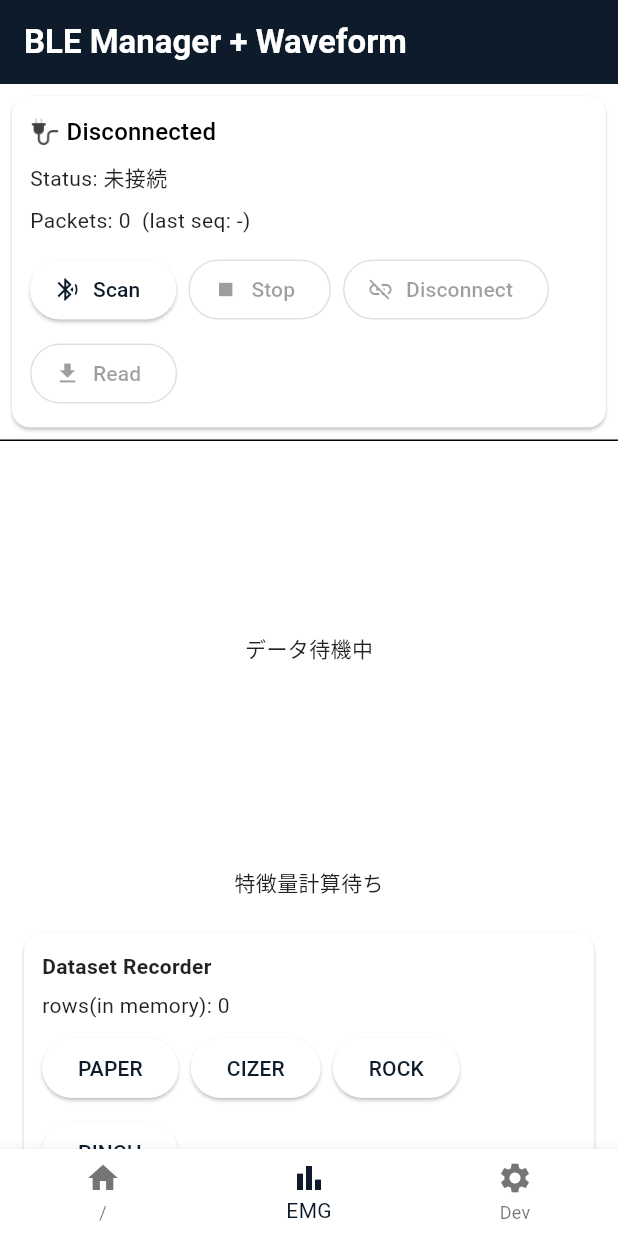
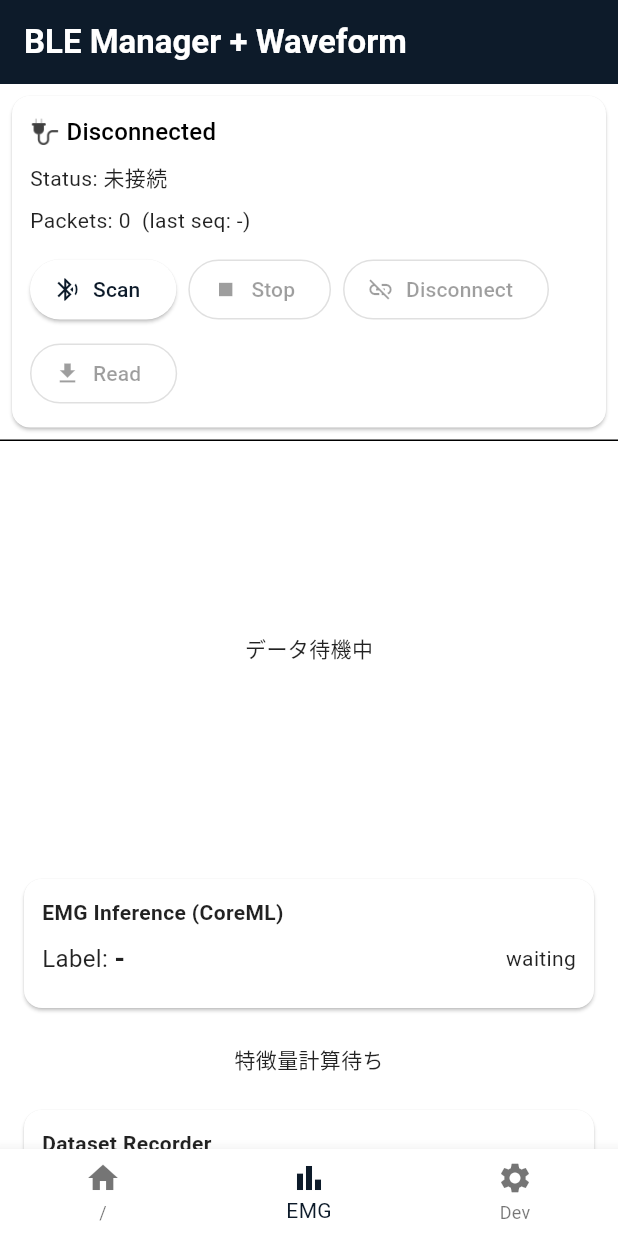
Before and after one commit to sotta-tis/emg-mobile-analyzer, a Flutter app: the screen it shows after launch, item 2 of the bottom bar chosen, on a phone screen of 412 x 824 dp. Run offline on Flutter 3.47's test engine with Material 3 defaults, Android fonts, the phone set to English and light mode, and no system bars; our stand-ins replace fl_chart, flutter_blue_plus, flutter_riverpod, go_router, share_plus; missing offline and left inert: dart:ffi.

Commit message:
:hammer: 推論を実装

```diff
--- a/lib/screens/dev_screen.dart
+++ b/lib/screens/dev_screen.dart
@@ -3,6 +3,7 @@ import 'package:flutter_riverpod/flutter_riverpod.dart';
 import 'package:emg_mobile_analyzer/widgets/dev/ffi_sample.dart';
 import 'package:emg_mobile_analyzer/widgets/dev/model_load.dart';
 import 'package:emg_mobile_analyzer/widgets/dev/demo_dataset_inference.dart';
+import 'package:emg_mobile_analyzer/widgets/dev/demo_train.dart';
 
 class DevScreen extends ConsumerStatefulWidget {
   const DevScreen({super.key});
@@ -25,6 +26,9 @@ class _DevScreenState extends ConsumerState<DevScreen> {
             const ModelLoadTestWidget(),
 
             const SizedBox(height: 12),
+
+            // データセット学習テスト
+            const DemoTrainCard(),
 
             const SizedBox(height: 12),
 
--- a/lib/screens/emg_screen.dart
+++ b/lib/screens/emg_screen.dart
@@ -13,6 +13,7 @@ import 'package:emg_mobile_analyzer/widgets/emg_wave_form_chart.dart';
 import 'package:emg_mobile_analyzer/widgets/ble_manager_panel.dart';
 import 'package:emg_mobile_analyzer/widgets/emg_features_panel.dart';
 import 'package:emg_mobile_analyzer/widgets/emg_label_record_panel.dart';
+import 'package:emg_mobile_analyzer/widgets/emg_realtime_inference_panel.dart';
 
 class EmgScreen extends ConsumerStatefulWidget {
   const EmgScreen({super.key});
@@ -95,6 +96,12 @@ class _EmgScreenState extends ConsumerState<EmgScreen> {
               ),
             ),
           ),
+          SliverToBoxAdapter(
+            child: Padding(
+              padding: const EdgeInsets.all(8.0),
+              child: EmgRealtimeInferencePanel(),
+            ),
+          ),
 
           // 特徴量パネル
           SliverToBoxAdapter(
--- /dev/null
+++ b/lib/widgets/emg_realtime_inference_panel.dart
@@ -0,0 +1,168 @@
+import 'dart:async';
+import 'package:flutter/material.dart';
+import 'package:flutter_riverpod/flutter_riverpod.dart';
+import 'package:flutter/services.dart';
+
+import 'package:emg_mobile_analyzer/ble_providers.dart';
+import 'package:emg_mobile_analyzer/services/ble_service.dart';
+import 'package:emg_mobile_analyzer/services/emg_window_buffer.dart';
+import 'package:emg_mobile_analyzer/services/emg_feature_extractor.dart';
+import 'package:emg_mobile_analyzer/services/emg_ml_service.dart';
+import 'package:emg_mobile_analyzer/emg_normalizer_const.dart';
+import 'package:emg_mobile_analyzer/emg_prediction.dart';
+
+final emgMlServiceProvider = Provider<EmgMlService>((ref) {
+  return EmgMlService();
+});
+
+class EmgRealtimeInferencePanel extends ConsumerStatefulWidget {
+  const EmgRealtimeInferencePanel({
+    super.key,
+    this.labels = const ['paper', 'cizer', 'rock', 'pinch'],
+  });
+
+  final List<String> labels;
+
+  @override
+  ConsumerState<EmgRealtimeInferencePanel> createState() =>
+      _EmgRealtimeInferencePanelState();
+}
+
+class _EmgRealtimeInferencePanelState
+    extends ConsumerState<EmgRealtimeInferencePanel> {
+  late final EmgWindowBuffer _buffer;
+  StreamSubscription<BleDataPacket>? _sub;
+
+  EmgPrediction? _latest;
+  bool _busy = false;
+  String _status = 'waiting';
+
+  @override
+  void initState() {
+    super.initState();
+
+    _buffer = EmgWindowBuffer(windowSize: 150, hopSize: 50);
+
+    final ble = ref.read(bleServiceProvider);
+    final ml = ref.read(emgMlServiceProvider);
+
+    _sub = ble.packetStream.listen((pkt) async {
+      _buffer.addSamples(pkt.samples, pkt.timestamp);
+      final windows = _buffer.popReadyWindows();
+      if (windows.isEmpty || _busy) return;
+
+      _busy = true;
+      try {
+        final w = windows.last;
+
+        // ===== 特徴量 → 正規化 =====
+        final normalized = EmgFeatureExtractor.computeNormalizedVector(
+          w.samples,
+          normalizer: emgNormalizer,
+        );
+
+        // ===== 推論 =====
+        final pred = await ml.predictVector(normalized.toList(growable: false));
+
+        if (!mounted) return;
+        setState(() {
+          _latest = pred;
+          _status = 'ok';
+        });
+      } on PlatformException catch (e) {
+        setState(() {
+          _status = "PlatformException: ${e.code} ${e.message} ${e.details}";
+        });
+      } catch (e) {
+        setState(() {
+          _status = "error: $e";
+        });
+      } finally {
+        _busy = false;
+      }
+    });
+  }
+
+  @override
+  void dispose() {
+    _sub?.cancel();
+    super.dispose();
+  }
+
+  @override
+  Widget build(BuildContext context) {
+    final pred = _latest;
+
+    final label =
+        (pred == null ||
+                pred.labelIndex < 0 ||
+                pred.labelIndex >= widget.labels.length)
+            ? '-'
+            : widget.labels[pred.labelIndex];
+
+    return Card(
+      margin: const EdgeInsets.all(8),
+      child: Padding(
+        padding: const EdgeInsets.all(12),
+        child: Column(
+          crossAxisAlignment: CrossAxisAlignment.stretch,
+          children: [
+            const Text(
+              'EMG Inference (CoreML)',
+              style: TextStyle(fontWeight: FontWeight.bold),
+            ),
+            const SizedBox(height: 8),
+
+            Row(
+              children: [
+                const Text('Label: ', style: TextStyle(fontSize: 16)),
+                Text(
+                  label,
+                  style: const TextStyle(
+                    fontSize: 18,
+                    fontWeight: FontWeight.bold,
+                  ),
+                ),
+                const Spacer(),
+                Text(_status),
+              ],
+            ),
+
+            const SizedBox(height: 8),
+
+            if (pred != null)
+              Column(
+                children: List.generate(pred.scores.length, (i) {
+                  final name = widget.labels[i];
+                  final s = pred.scores[i].clamp(0.0, 1.0);
+
+                  return Padding(
+                    padding: const EdgeInsets.symmetric(vertical: 4),
+                    child: Row(
+                      children: [
+                        SizedBox(width: 70, child: Text(name)),
+                        Expanded(
+                          child: LinearProgressIndicator(
+                            value: s,
+                            minHeight: 10,
+                          ),
+                        ),
+                        const SizedBox(width: 8),
+                        SizedBox(
+                          width: 48,
+                          child: Text(
+                            s.toStringAsFixed(2),
+                            textAlign: TextAlign.right,
+                          ),
+                        ),
+                      ],
+                    ),
+                  );
+                }),
+              ),
+          ],
+        ),
+      ),
+    );
+  }
+}
```
Also changed, not shown: lib/services/emg_ml_service.dart (+29 -1 lines), lib/widgets/dev/demo_train.dart (added, +130 -0 lines), lib/widgets/emg_inference_panel.dart (added, +226 -0 lines), 1 other file.
